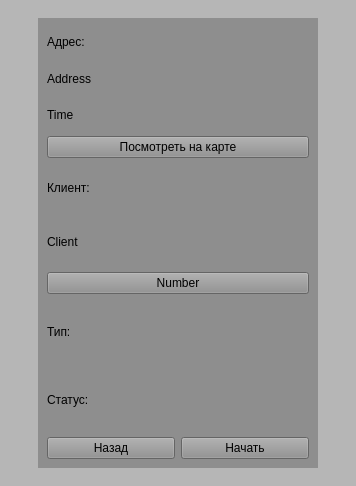
Before: the Qt Designer form src/client/ui/mobile.ui in Daottt/field-service, drawn with Qt 5.
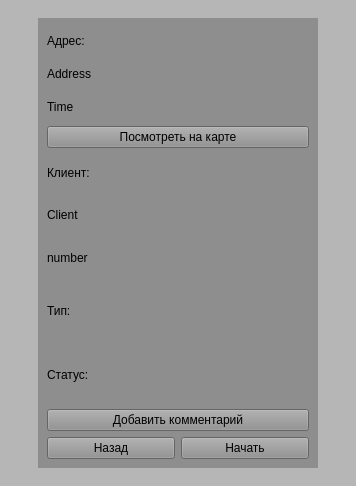
After: the same form once the commit is applied.

Diff of the .ui file:
```diff
--- a/src/client/ui/mobile.ui
+++ b/src/client/ui/mobile.ui
@@ -100,6 +100,12 @@
             <layout class="QVBoxLayout" name="verticalLayout_2">
              <item>
               <widget class="QLabel" name="label">
+               <property name="sizePolicy">
+                <sizepolicy hsizetype="Minimum" vsizetype="Minimum">
+                 <horstretch>0</horstretch>
+                 <verstretch>0</verstretch>
+                </sizepolicy>
+               </property>
                <property name="text">
                 <string>Адрес:</string>
                </property>
@@ -107,6 +113,12 @@
              </item>
              <item>
               <widget class="QLabel" name="AddressText">
+               <property name="sizePolicy">
+                <sizepolicy hsizetype="Minimum" vsizetype="Minimum">
+                 <horstretch>0</horstretch>
+                 <verstretch>0</verstretch>
+                </sizepolicy>
+               </property>
                <property name="styleSheet">
                 <string notr="true">font: 12pt &quot;Arial&quot;;</string>
                </property>
@@ -117,6 +129,12 @@
              </item>
              <item>
               <widget class="QLabel" name="time_text">
+               <property name="sizePolicy">
+                <sizepolicy hsizetype="Minimum" vsizetype="Minimum">
+                 <horstretch>0</horstretch>
+                 <verstretch>0</verstretch>
+                </sizepolicy>
+               </property>
                <property name="styleSheet">
                 <string notr="true">font: 12pt &quot;Arial&quot;;</string>
                </property>
@@ -147,6 +165,12 @@
             <layout class="QVBoxLayout" name="verticalLayout_4">
              <item>
               <widget class="QLabel" name="label_2">
+               <property name="sizePolicy">
+                <sizepolicy hsizetype="Minimum" vsizetype="Minimum">
+                 <horstretch>0</horstretch>
+                 <verstretch>0</verstretch>
+                </sizepolicy>
+               </property>
                <property name="text">
                 <string>Клиент:</string>
                </property>
@@ -154,6 +178,12 @@
              </item>
              <item>
               <widget class="QLabel" name="ClientText">
+               <property name="sizePolicy">
+                <sizepolicy hsizetype="Minimum" vsizetype="Minimum">
+                 <horstretch>0</horstretch>
+                 <verstretch>0</verstretch>
+                </sizepolicy>
+               </property>
                <property name="styleSheet">
                 <string notr="true">font: 12pt &quot;Arial&quot;;</string>
                </property>
@@ -163,18 +193,12 @@
               </widget>
              </item>
              <item>
-              <widget class="QPushButton" name="CallClient">
-               <property name="sizePolicy">
-                <sizepolicy hsizetype="Minimum" vsizetype="Fixed">
-                 <horstretch>0</horstretch>
-                 <verstretch>0</verstretch>
-                </sizepolicy>
-               </property>
+              <widget class="QLabel" name="CallClient">
                <property name="styleSheet">
                 <string notr="true">font: 14pt &quot;Arial&quot;;</string>
                </property>
                <property name="text">
-                <string>Number</string>
+                <string>number</string>
                </property>
               </widget>
              </item>
@@ -184,6 +208,12 @@
             <layout class="QVBoxLayout" name="verticalLayout_9">
              <item>
               <widget class="QLabel" name="Type">
+               <property name="sizePolicy">
+                <sizepolicy hsizetype="Minimum" vsizetype="Minimum">
+                 <horstretch>0</horstretch>
+                 <verstretch>0</verstretch>
+                </sizepolicy>
+               </property>
                <property name="text">
                 <string>Тип:</string>
                </property>
@@ -191,6 +221,12 @@
              </item>
              <item>
               <widget class="QLabel" name="Status">
+               <property name="sizePolicy">
+                <sizepolicy hsizetype="Minimum" vsizetype="Minimum">
+                 <horstretch>0</horstretch>
+                 <verstretch>0</verstretch>
+                </sizepolicy>
+               </property>
                <property name="styleSheet">
                 <string notr="true"/>
                </property>
@@ -201,6 +237,13 @@
              </item>
             </layout>
            </item>
+           <item>
+            <widget class="QPushButton" name="add_comment">
+             <property name="text">
+              <string>Добавить комментарий</string>
+             </property>
+            </widget>
+           </item>
            <item>
             <layout class="QHBoxLayout" name="horizontalLayout">
              <item>
```
Left out of the diff: 59 changed lines with no effect on the pictures.
